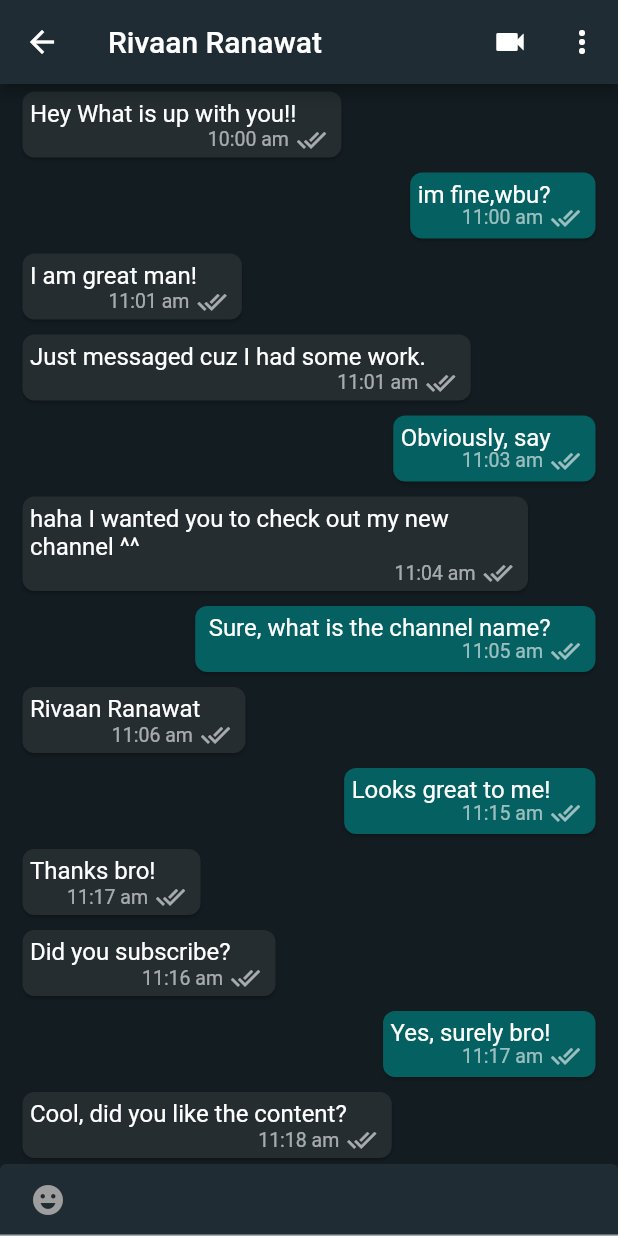
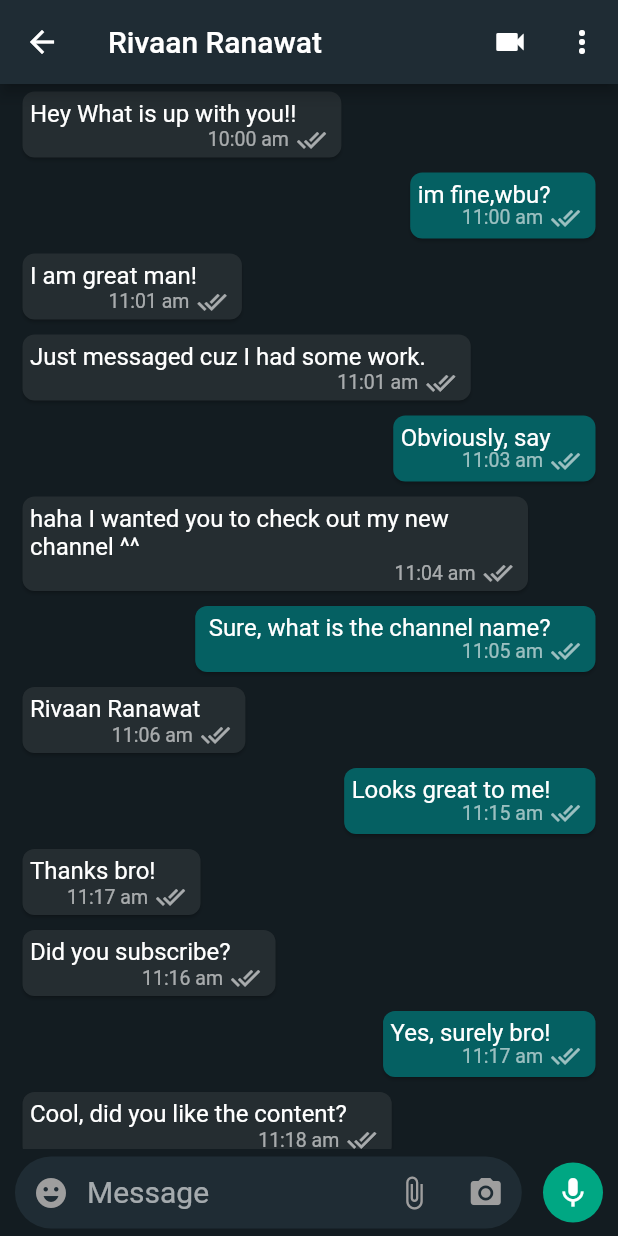
Before and after one commit to Rajkarnikar-unish/whatsapp_clone, a Flutter app: the MobileChatScreen screen opened directly, on a phone screen of 412 x 824 dp. Run offline on Flutter 3.47's test engine with Material 2 defaults, Android fonts, the phone set to English and light mode, and no system bars; network calls fail.

Commit message:
ui: from tutorial completed

```diff
--- a/lib/responsive/screens/mobile_chat_screen.dart
+++ b/lib/responsive/screens/mobile_chat_screen.dart
@@ -31,21 +31,66 @@ class MobileChatScreen extends StatelessWidget {
         ],
       ),
       body: Column(
-        children: const [
-          Expanded(
+        children: [
+          const Expanded(
             child: ChatList(),
           ),
-          TextField(
-            decoration: InputDecoration(
-              filled: true,
-              fillColor: mobileChatBoxColor,
-              prefixIcon: Padding(
-                padding: EdgeInsets.symmetric(horizontal: 20),
-                child: Icon(
-                  Icons.emoji_emotions,
-                  color: Colors.grey,
+          Padding(
+            padding: const EdgeInsets.symmetric(horizontal: 10, vertical: 5),
+            child: Row(
+              children: [
+                Container(
+                  width: MediaQuery.of(context).size.width * 0.82,
+                  decoration: BoxDecoration(
+                    color: mobileChatBoxColor,
+                    borderRadius: BorderRadius.circular(30),
+                  ),
+                  child: Row(
+                    crossAxisAlignment: CrossAxisAlignment.center,
+                    children: const [
+                      Expanded(
+                        child: TextField(
+                          decoration: InputDecoration(
+                              border: InputBorder.none,
+                              prefixIcon: Icon(
+                                Icons.emoji_emotions,
+                                color: Colors.grey,
+                              ),
+                              hintText: 'Message',
+                              hintStyle: TextStyle(
+                                fontSize: 20,
+                              )),
+                        ),
+                      ),
+                      IconButton(
+                        onPressed: null,
+                        icon: Icon(
+                          Icons.attach_file,
+                          color: Colors.grey,
+                        ),
+                      ),
+                      IconButton(
+                        onPressed: null,
+                        icon: Icon(
+                          Icons.camera_alt,
+                          color: Colors.grey,
+                        ),
+                      ),
+                    ],
+                  ),
                 ),
-              ),
+                const Spacer(),
+                CircleAvatar(
+                  backgroundColor: tabColor,
+                  child: IconButton(
+                    icon: const Icon(
+                      Icons.mic,
+                      color: Colors.white,
+                    ),
+                    onPressed: () {},
+                  ),
+                ),
+              ],
             ),
           ),
         ],
```
Also changed, not shown: 1 other file.
